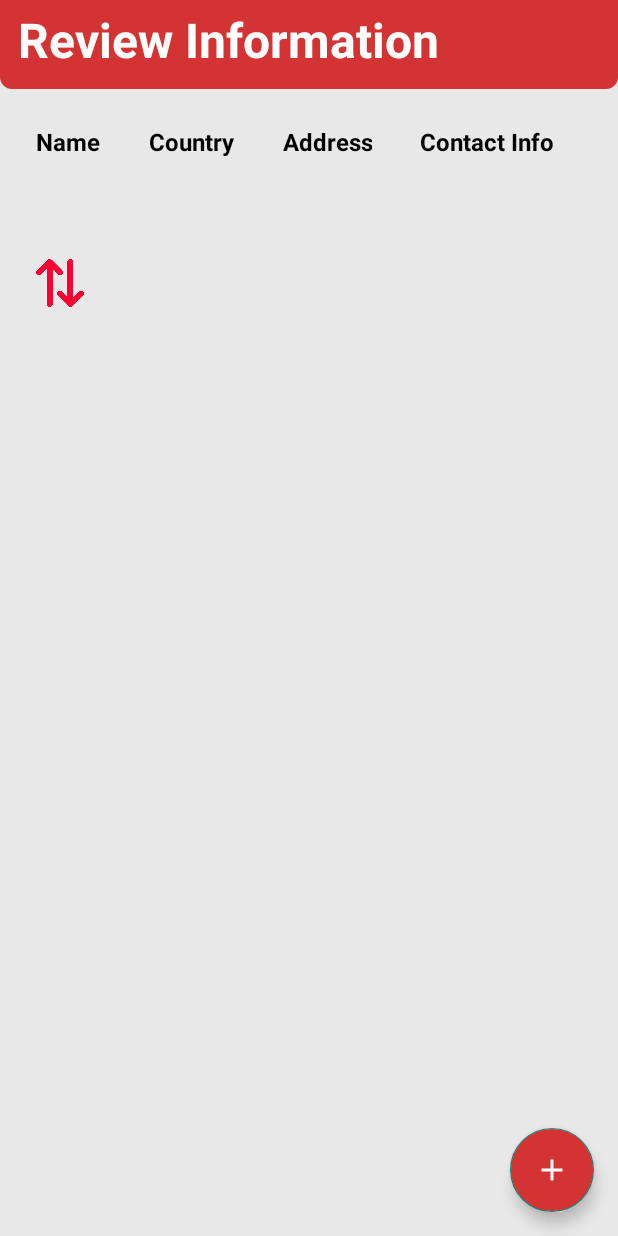
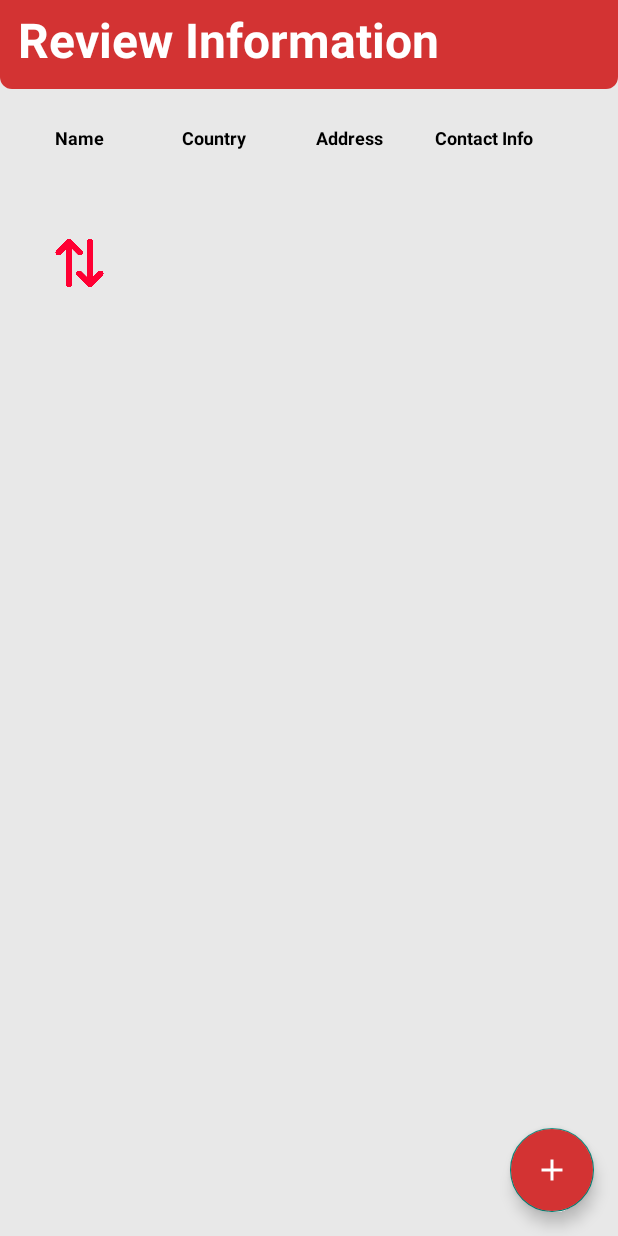
Before and after one commit to jawadshahid07/SMDAssignment1, an Android app: the ReviewInfoActivity screen opened directly, with no data from a screen before it, on a phone screen of 412 x 824 dp. Run offline under Robolectric (Android 15) with nearby library versions, the light colour scheme and no system bars.

Commit message:
added animations, fixed review screen spacing, added checks for input fields, utilized dimens.xml

```diff
--- /dev/null
+++ b/app/src/main/res/anim/move_up.xml
@@ -0,0 +1,6 @@
+<?xml version="1.0" encoding="utf-8"?>
+<translate xmlns:android="http://schemas.android.com/apk/res/android"
+    android:fromYDelta="100%p"
+    android:toYDelta="0%p"
+    android:duration="4000"
+    android:fillAfter="true" />
--- a/app/src/main/res/layout/activity_receiver_info_form.xml
+++ b/app/src/main/res/layout/activity_receiver_info_form.xml
@@ -32,6 +32,7 @@
         android:textColorHint="@color/light_gray"
         android:padding="12dp"
         android:textSize="16sp"
+        android:inputType="textEmailAddress"
         android:background="@drawable/rounded_input_field"
         app:layout_constraintTop_toBottomOf="@id/tvReceiverDetails"
         app:layout_constraintStart_toStartOf="parent"
@@ -49,6 +50,7 @@
         android:textColorHint="@color/light_gray"
         android:padding="12dp"
         android:textSize="16sp"
+        android:inputType="textPersonName"
         android:background="@drawable/rounded_input_field"
         app:layout_constraintTop_toBottomOf="@id/etReceiverEmail"
         app:layout_constraintStart_toStartOf="parent"
@@ -66,6 +68,7 @@
         android:textColorHint="@color/light_gray"
         android:padding="12dp"
         android:textSize="16sp"
+        android:inputType="number"
         android:background="@drawable/rounded_input_field"
         app:layout_constraintTop_toBottomOf="@id/etReceiverName"
         app:layout_constraintStart_toStartOf="parent"
--- a/app/src/main/res/layout/activity_review_info.xml
+++ b/app/src/main/res/layout/activity_review_info.xml
@@ -37,124 +37,124 @@
 
         <TextView
             android:id="@+id/tvNameHeader"
-            android:layout_width="wrap_content"
+            android:layout_width="@dimen/column_width"
             android:layout_height="wrap_content"
             android:text="@string/name_header"
-            android:textSize="16sp"
+            android:textSize="@dimen/text_size"
             android:textStyle="bold"
             android:textColor="@color/black"
             android:gravity="center"
-            android:layout_marginEnd="16dp"
-            android:layout_marginStart="16dp" />
+            />
 
         <TextView
             android:id="@+id/tvCountryHeader"
-            android:layout_width="wrap_content"
+            android:layout_width="@dimen/column_width"
             android:layout_height="wrap_content"
             android:text="@string/country_header"
-            android:textSize="16sp"
+            android:textSize="@dimen/text_size"
             android:textStyle="bold"
             android:textColor="@color/black"
             android:gravity="center"
-            android:layout_marginEnd="16dp"
-            android:layout_marginStart="16dp"/>
+            />
 
         <TextView
             android:id="@+id/tvAddressHeader"
-            android:layout_width="wrap_content"
+            android:layout_width="@dimen/column_width"
             android:layout_height="wrap_content"
             android:text="@string/address_header"
-            android:textSize="16sp"
+            android:textSize="@dimen/text_size"
             android:textStyle="bold"
             android:textColor="@color/black"
             android:gravity="center"
-            android:layout_marginEnd="16dp"
-            android:layout_marginStart="16dp"/>
+            />
 
         <TextView
             android:id="@+id/tvContactHeader"
-            android:layout_width="wrap_content"
+            android:layout_width="@dimen/column_width"
             android:layout_height="wrap_content"
             android:text="@string/contact_header"
-            android:textSize="16sp"
+            android:textSize="@dimen/text_size"
             android:textStyle="bold"
             android:textColor="@color/black"
             android:gravity="center"
-            android:layout_marginEnd="16dp"
-            android:layout_marginStart="16dp"/>
+            />
 
         <TextView
             android:id="@+id/tvSenderName"
-            android:layout_width="wrap_content"
+            android:layout_width="@dimen/column_width"
             android:layout_height="wrap_content"
             android:textColor="@android:color/black"
             android:gravity="center"
-            android:layout_margin="16dp"/>
+            android:layout_marginTop="@dimen/header_padding"/>
 
         <TextView
             android:id="@+id/tvSenderCountry"
-            android:layout_width="wrap_content"
+            android:layout_width="@dimen/column_width"
             android:layout_height="wrap_content"
             android:textColor="@android:color/black"
             android:gravity="center"
-            android:layout_margin="16dp"/>
+            android:layout_marginTop="@dimen/header_padding"
+            />
 
         <TextView
             android:id="@+id/tvSenderAddress"
-            android:layout_width="wrap_content"
+            android:layout_width="@dimen/column_width"
             android:layout_height="wrap_content"
             android:textColor="@android:color/black"
             android:gravity="center"
-            android:layout_margin="16dp"/>
+            android:layout_marginTop="@dimen/header_padding"
+            />
 
         <TextView
             android:id="@+id/tvSenderContact"
-            android:layout_width="wrap_content"
+            android:layout_width="@dimen/column_width"
             android:layout_height="wrap_content"
             android:textColor="@android:color/black"
             android:gravity="center"
-            android:layout_margin="16dp"/>
+            android:layout_marginTop="@dimen/header_padding"
+            />
 
         <ImageView
             android:id="@+id/ivArrow"
-            android:layout_width="32dp"
+            android:layout_width="@dimen/column_width"
             android:layout_height="32dp"
             android:src="@drawable/arrow_icon"
-            android:layout_margin="16dp"
+            android:layout_marginTop="@dimen/review_margin"
+            android:layout_marginBottom="@dimen/review_margin"
             android:layout_gravity="center_vertical"
             android:layout_columnSpan="4"/>
 
         <TextView
             android:id="@+id/tvReceiverName"
-            android:layout_width="wrap_content"
+            android:layout_width="@dimen/column_width"
             android:layout_height="wrap_content"
             android:textColor="@android:color/black"
             android:gravity="center"
-            android:layout_margin="16dp"/>
+            />
 
         <TextView
             android:id="@+id/tvReceiverCountry"
-            android:layout_width="wrap_content"
+            android:layout_width="@dimen/column_width"
             android:layout_height="wrap_content"
             android:textColor="@android:color/black"
             android:gravity="center"
-            android:layout_margin="16dp"/>
+           />
 
         <TextView
             android:id="@+id/tvReceiverAddress"
-            android:layout_width="wrap_content"
+            android:layout_width="@dimen/column_width"
             android:layout_height="wrap_content"
             android:textColor="@android:color/black"
             android:gravity="center"
-            android:layout_margin="16dp"/>
+           />
 
         <TextView
             android:id="@+id/tvReceiverContact"
-            android:layout_width="wrap_content"
+            android:layout_width="@dimen/column_width"
             android:layout_height="wrap_content"
             android:textColor="@android:color/black"
             android:gravity="center"
-            android:layout_margin="16dp"/>
+            />
     </GridLayout>
 
     <com.google.android.material.floatingactionbutton.FloatingActionButton
--- a/app/src/main/res/layout/activity_sender_info_form.xml
+++ b/app/src/main/res/layout/activity_sender_info_form.xml
@@ -32,6 +32,7 @@
         android:textColorHint="@color/light_gray"
         android:padding="12dp"
         android:textSize="16sp"
+        android:inputType="textEmailAddress"
         android:background="@drawable/rounded_input_field"
         app:layout_constraintTop_toBottomOf="@id/tvSenderDetails"
         app:layout_constraintStart_toStartOf="parent"
@@ -49,6 +50,7 @@
         android:textColorHint="@color/light_gray"
         android:padding="12dp"
         android:textSize="16sp"
+        android:inputType="textPersonName"
         android:background="@drawable/rounded_input_field"
         app:layout_constraintTop_toBottomOf="@id/etSenderEmail"
         app:layout_constraintStart_toStartOf="parent"
@@ -66,6 +68,7 @@
         android:textColorHint="@color/light_gray"
         android:padding="12dp"
         android:textSize="16sp"
+        android:inputType="number"
         android:background="@drawable/rounded_input_field"
         app:layout_constraintTop_toBottomOf="@id/etSenderName"
         app:layout_constraintStart_toStartOf="parent"
--- /dev/null
+++ b/app/src/main/res/values/dimens.xml
@@ -0,0 +1,6 @@
+<resources>
+    <dimen name="review_margin">24dp</dimen>
+    <dimen name="column_width">90dp</dimen>
+    <dimen name="text_size">12sp</dimen>
+    <dimen name="header_padding">16dp</dimen>
+</resources>
```
Also changed, not shown: app/src/main/java/com/example/smdassignment1/ReceiverInfoFormActivity.java (+14 -0 lines), app/src/main/java/com/example/smdassignment1/SenderInfoFormActivity.java (+14 -0 lines), app/src/main/java/com/example/smdassignment1/SplashScreenActivity.java (+8 -0 lines).
